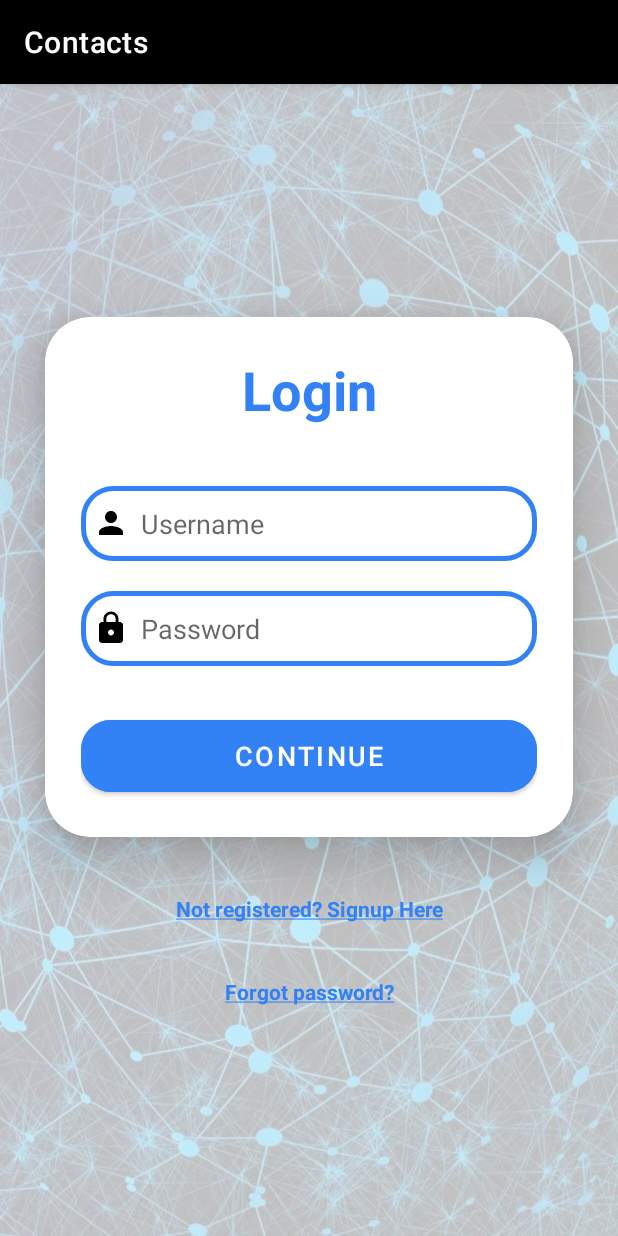
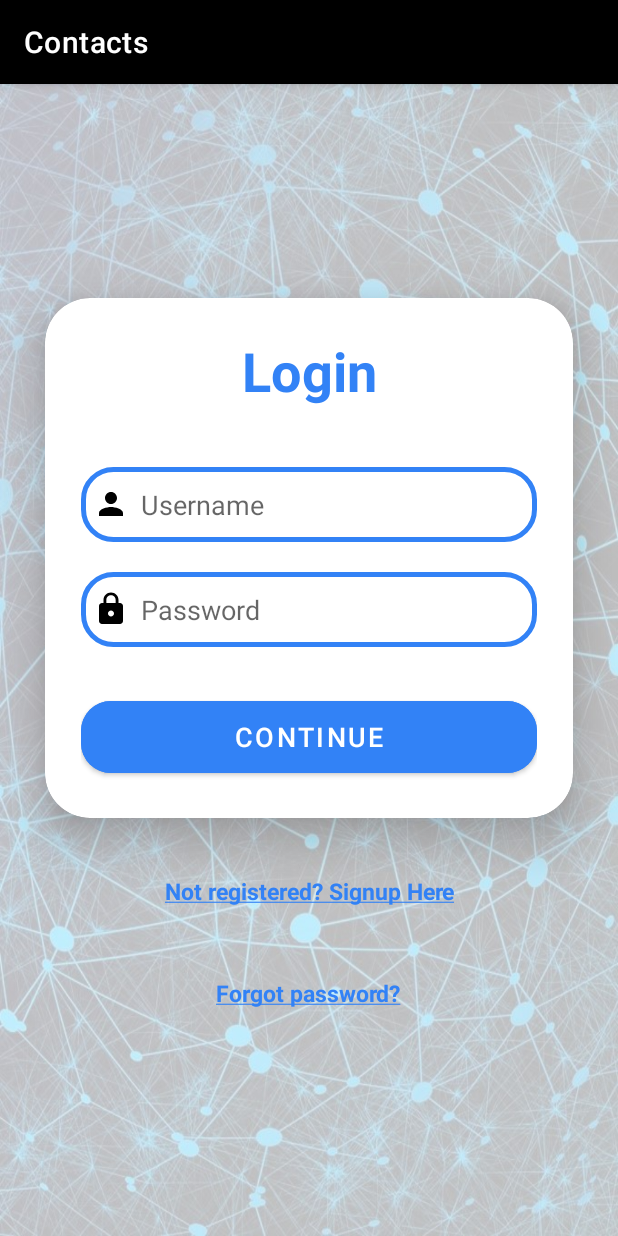
Before and after one commit to LuciaHeredia/ContactsApp, an Android app: the screen it shows after launch (MainActivity), on a phone screen of 412 x 824 dp. Run offline under Robolectric (Android 15) with nearby library versions, the light colour scheme and no system bars; our stand-ins replace Room's generated code.

Commit message:
remove unused methods + cleanup

```diff
--- a/app/src/main/java/com/example/contactsapp/data/local/daos/ContactDao.java
+++ b/app/src/main/java/com/example/contactsapp/data/local/daos/ContactDao.java
@@ -3,7 +3,6 @@
 import androidx.room.Dao;
 import androidx.room.Delete;
 import androidx.room.Insert;
-import androidx.room.Query;
 import androidx.room.Transaction;
 import androidx.room.Update;
 
@@ -23,8 +22,4 @@
     @Delete
     void deleteContact(Contact contact);
 
-    @Transaction
-    @Query("SELECT * FROM contact_table WHERE contactId = :contactId")
-    Contact getContactById(Integer contactId);
-
 }
--- a/app/src/main/java/com/example/contactsapp/data/local/daos/UserDao.java
+++ b/app/src/main/java/com/example/contactsapp/data/local/daos/UserDao.java
@@ -2,7 +2,6 @@
 
 import androidx.lifecycle.LiveData;
 import androidx.room.Dao;
-import androidx.room.Delete;
 import androidx.room.Insert;
 import androidx.room.Query;
 import androidx.room.Transaction;
@@ -23,16 +22,8 @@
     @Update
     void updateUser(User user);
 
-    @Transaction
-    @Delete
-    void deleteUser(User user);
-
     @Query("SELECT * FROM user_table")
     LiveData<List<User>> getAllUsers();
-
-    @Transaction
-    @Query("SELECT * FROM user_table WHERE userId = :userId")
-    User getUserById(Integer userId);
 
     @Transaction
     @Query("SELECT * FROM user_table WHERE username = :username")
--- a/app/src/main/java/com/example/contactsapp/presentation/UserViewModel.java
+++ b/app/src/main/java/com/example/contactsapp/presentation/UserViewModel.java
@@ -5,26 +5,22 @@
 import androidx.annotation.NonNull;
 import androidx.lifecycle.AndroidViewModel;
 import androidx.lifecycle.LiveData;
-import androidx.lifecycle.MutableLiveData;
 
 import com.example.contactsapp.data.local.repositories.UserRepository;
 import com.example.contactsapp.data.entities.User;
 
 import java.util.List;
-import java.util.Objects;
 
 public class UserViewModel extends AndroidViewModel {
     // AndroidViewModel(extends ViewModel) - for using context inside the ViewModel
 
     private UserRepository repository;
     private LiveData<List<User>> allUsers;
-    private MutableLiveData<User> userSearchResults;
 
     public UserViewModel(@NonNull Application application) {
         super(application);
         repository = new UserRepository(application);
         allUsers = repository.getAllUsers();
-        userSearchResults = repository.getUserByIdSearchResults();
     }
 
     public void insertUser(User user) {
@@ -35,19 +31,8 @@
         repository.updateUser(user);
     }
 
-    public void deleteUser(User user) {
-        repository.deleteUser(user);
-    }
-
     public LiveData<List<User>> getAllUsers() {
         return allUsers;
-    }
-
-    public MutableLiveData<User> getUserByIdResults() {
-        return userSearchResults;
-    }
-    public void getUserById(Integer userId) {
-        repository.getUserById(userId);
     }
 
     public User isUserExist(List<User> foundUsers, String username, Integer userId) {
--- a/app/src/main/java/com/example/contactsapp/ui/activities/MainActivity.java
+++ b/app/src/main/java/com/example/contactsapp/ui/activities/MainActivity.java
@@ -6,16 +6,13 @@
 
 public class MainActivity extends AppCompatActivity {
 
-    private ActivityMainBinding binding;
-
     @Override
     protected void onCreate(Bundle savedInstanceState) {
         super.onCreate(savedInstanceState);
 
         // binding setup
-        binding = ActivityMainBinding.inflate(getLayoutInflater());
+        ActivityMainBinding binding = ActivityMainBinding.inflate(getLayoutInflater());
         setContentView(binding.getRoot());
-
     }
 
     @Override
--- a/app/src/main/java/com/example/contactsapp/ui/fragments/ContactsFragment.java
+++ b/app/src/main/java/com/example/contactsapp/ui/fragments/ContactsFragment.java
@@ -34,7 +34,6 @@
 
     private PrefManager prefManager;
     private FragmentContactsBinding binding;
-    private UserWithContactsViewModel userWithContactsViewModel;
     private ContactAdapter adapter;
     private User currentUser;
     private Settings settings;
@@ -114,7 +113,7 @@
     }
 
     private void initContactsFromDb() {
-        userWithContactsViewModel = new ViewModelProvider(this).get(UserWithContactsViewModel.class);
+        UserWithContactsViewModel userWithContactsViewModel = new ViewModelProvider(this).get(UserWithContactsViewModel.class);
         userWithContactsViewModel.getUserWithContacts(currentUser.getUserId()).observe(this,
                 userWithContacts ->
                         adapter.setContacts(settings, userWithContacts.get(0).getContacts()));
--- a/app/src/main/java/com/example/contactsapp/ui/fragments/LoginFragment.java
+++ b/app/src/main/java/com/example/contactsapp/ui/fragments/LoginFragment.java
@@ -4,6 +4,7 @@
 import android.content.Context;
 import android.graphics.Paint;
 import android.os.Bundle;
+import android.text.InputFilter;
 import android.view.LayoutInflater;
 import android.view.View;
 import android.view.ViewGroup;
@@ -140,6 +141,7 @@
             // changing the dialog appearance
             userTextInputDialog.setText("");
             userTextInputDialog.setHint(R.string.new_password);
+            userTextInputDialog.setFilters(new InputFilter[] { new InputFilter.LengthFilter(15) });
             userTextInputDialog.setCompoundDrawablesWithIntrinsicBounds(R.drawable.ic_signup_password, 0, 0, 0);
             btnDialog.setText(R.string.save_txt);
 
--- a/app/src/main/res/layout/forgot_password_dialog.xml
+++ b/app/src/main/res/layout/forgot_password_dialog.xml
@@ -2,6 +2,7 @@
 <RelativeLayout
     xmlns:android="http://schemas.android.com/apk/res/android"
     xmlns:app="http://schemas.android.com/apk/res-auto"
+    xmlns:tools="http://schemas.android.com/tools"
     android:orientation="vertical"
     android:gravity="center"
     android:layout_width="match_parent"
@@ -12,7 +13,8 @@
             android:layout_height="wrap_content"
             android:orientation="vertical"
             android:layout_gravity="center_horizontal"
-            android:padding="15dp">
+            android:padding="15dp"
+            tools:ignore="UselessParent">
 
             <TextView
                 android:id="@+id/title_text"
--- a/app/src/main/res/layout/fragment_add_contact.xml
+++ b/app/src/main/res/layout/fragment_add_contact.xml
@@ -48,7 +48,7 @@
                 android:textColorHighlight="@color/cardview_dark_background"
                 android:layout_marginTop="40dp"
                 android:autofillHints=""
-                android:maxLength="10"
+                android:maxLength="15"
                 android:inputType="textPersonName" />
 
             <EditText
@@ -64,7 +64,7 @@
                 android:textColorHighlight="@color/cardview_dark_background"
                 android:layout_marginTop="20dp"
                 android:autofillHints=""
-                android:maxLength="10"
+                android:maxLength="15"
                 android:inputType="textPersonName" />
 
             <EditText
@@ -96,6 +96,7 @@
                 android:textColorHighlight="@color/cardview_dark_background"
                 android:layout_marginTop="20dp"
                 android:autofillHints=""
+                android:maxLength="40"
                 android:inputType="textEmailAddress" />
 
             <Button
--- a/app/src/main/res/layout/fragment_login.xml
+++ b/app/src/main/res/layout/fragment_login.xml
@@ -83,10 +83,10 @@
     <TextView
         android:id="@+id/signupText"
         android:layout_width="wrap_content"
-        android:layout_height="wrap_content"
+        android:layout_height="48dp"
         android:padding="8dp"
         android:text="@string/not_registered_signup_here"
-        android:textSize="14sp"
+        android:textSize="15sp"
         android:textAlignment="center"
         android:textColor="@color/blue"
         android:textStyle="bold"
@@ -97,10 +97,10 @@
     <TextView
         android:id="@+id/forgotPasswordText"
         android:layout_width="wrap_content"
-        android:layout_height="wrap_content"
+        android:layout_height="48dp"
         android:padding="8dp"
         android:text="@string/forgot_password"
-        android:textSize="14sp"
+        android:textSize="15sp"
         android:textAlignment="center"
         android:textColor="@color/blue"
         android:textStyle="bold"
--- a/app/src/main/res/layout/fragment_signup.xml
+++ b/app/src/main/res/layout/fragment_signup.xml
@@ -48,7 +48,7 @@
                 android:textColorHighlight="@color/cardview_dark_background"
                 android:layout_marginTop="40dp"
                 android:autofillHints=""
-                android:maxLength="10"
+                android:maxLength="15"
                 android:inputType="text" />
 
             <EditText
@@ -64,7 +64,7 @@
                 android:textColorHighlight="@color/cardview_dark_background"
                 android:layout_marginTop="20dp"
                 android:autofillHints=""
-                android:maxLength="10"
+                android:maxLength="15"
                 android:inputType="textPassword"/>
 
             <EditText
@@ -80,7 +80,7 @@
                 android:drawablePadding="8dp"
                 android:background="@drawable/custom_edit_text"
                 android:autofillHints=""
-                android:maxLength="10"
+                android:maxLength="15"
                 android:inputType="textPassword"/>
 
             <Button
--- a/app/src/main/res/navigation/nav_graph.xml
+++ b/app/src/main/res/navigation/nav_graph.xml
@@ -63,9 +63,6 @@
         android:name="com.example.contactsapp.ui.fragments.SettingsFragment"
         android:label="@string/settings"
         tools:layout="@layout/fragment_settings">
-        <action
-            android:id="@+id/action_settingsFragment_to_contactsFragment"
-            app:destination="@id/contactsFragment" />
     </fragment>
 
     <fragment
```
Also changed, not shown: app/src/main/java/com/example/contactsapp/data/local/repositories/ContactRepository.java (+0 -36 lines), app/src/main/java/com/example/contactsapp/data/local/repositories/UserRepository.java (+0 -54 lines), app/src/main/java/com/example/contactsapp/presentation/ContactViewModel.java (+0 -9 lines), app/src/main/java/com/example/contactsapp/ui/fragments/SettingsFragment.java (+0 -7 lines).
